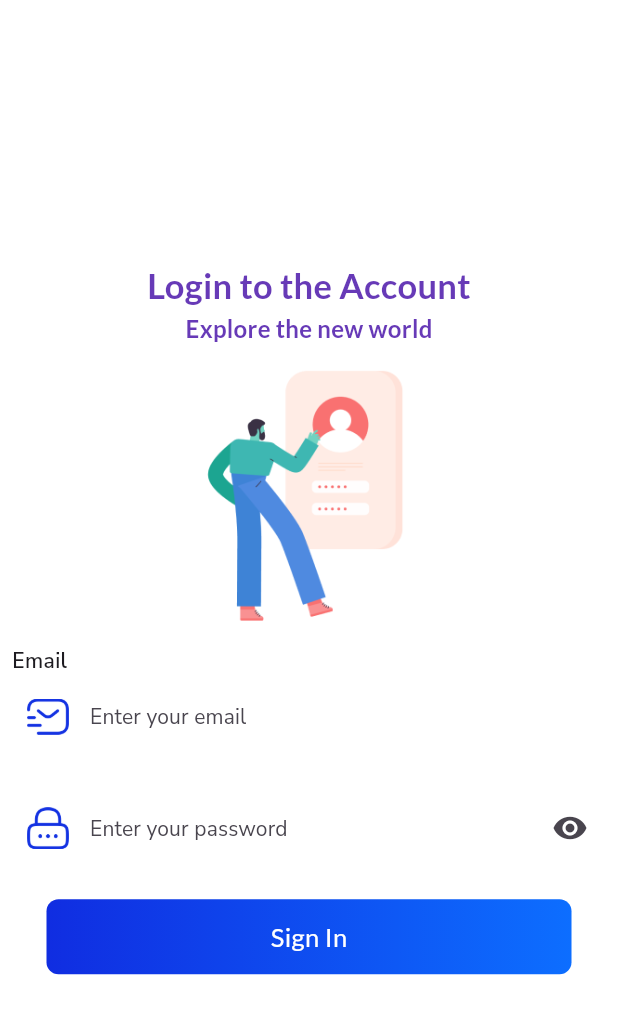
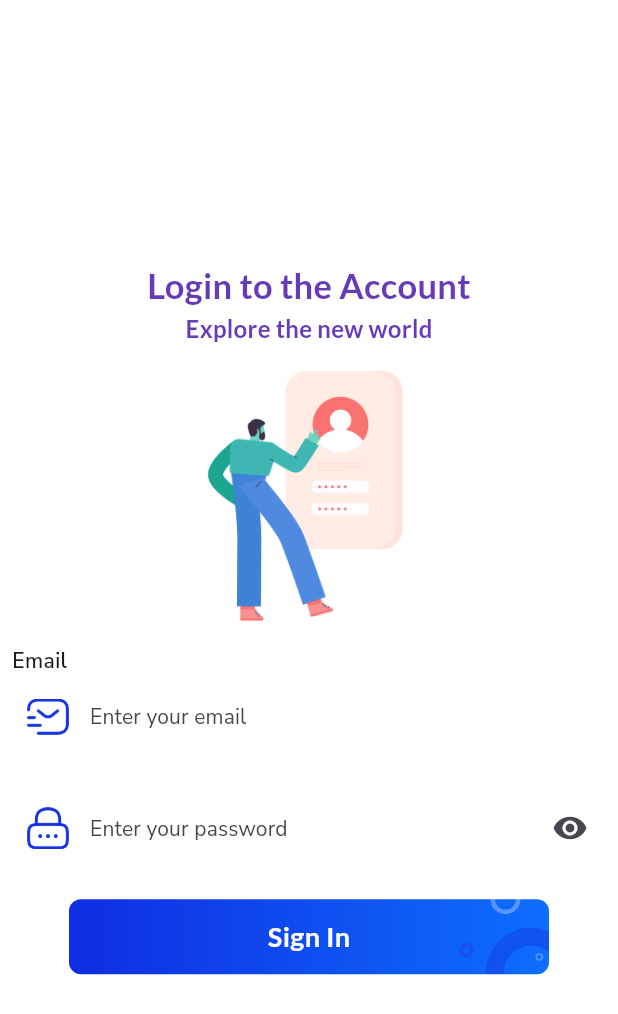
Before and after one commit to ankins0217/mac_store_app, a Flutter app: the screen it shows after launch, on a phone screen of 412 x 824 dp. Shown: the top 1014 px of the screen. Run offline on Flutter 3.47's test engine with Material 3 defaults, Android fonts, the phone set to English and light mode, and no system bars; our stand-ins replace google_fonts.

Commit message:
Commit till lecture 8 on 29-12-2025.

```diff
--- a/lib/views/screens/authentication_screens/login_screen.dart
+++ b/lib/views/screens/authentication_screens/login_screen.dart
@@ -104,7 +104,7 @@ class LoginScreen extends StatelessWidget {
               ),
               SizedBox(height: 20),
               Container(
-                width: 350,
+                width: 320,
                 height: 50,
                 decoration: BoxDecoration(
                   borderRadius: BorderRadius.circular(8),
@@ -112,15 +112,90 @@ class LoginScreen extends StatelessWidget {
                     colors: [Color(0xFF102DE1), Color(0xFF0D6EFF)],
                   ),
                 ),
-                child: Center(
-                  child: Text(
-                    "Sign In",
-                    style: GoogleFonts.getFont(
-                      'Lato',
-                      fontSize: 17,
-                      color: Colors.white,
+                child: Stack(
+                  children: [
+                    Positioned(
+                      left: 278,
+                      top: 19,
+                      child: Opacity(
+                        opacity: 0.5,
+                        child: Container(
+                          width: 60,
+                          height: 60,
+                          clipBehavior: Clip.antiAlias,
+                          decoration: BoxDecoration(
+                            border: Border.all(
+                              width: 12,
+                              color: Color(0xFF103DE5),
+                            ),
+                            borderRadius: BorderRadius.circular(30),
+                          ),
+                        ),
+                      ),
                     ),
-                  ),
+                    Positioned(
+                      left: 260,
+                      top: 29,
+                      child: Opacity(
+                        opacity: 0.5,
+                        child: Container(
+                          width: 10,
+                          height: 10,
+                          clipBehavior: Clip.antiAlias,
+                          decoration: BoxDecoration(
+                            border: Border.all(
+                              width: 3,
+                              color: Color(0xFF2141E5),
+                            ),
+                            borderRadius: BorderRadius.circular(5),
+                          ),
+                        ),
+                      ),
+                    ),
+                    Positioned(
+                      left: 311,
+                      top: 36,
+                      child: Opacity(
+                        opacity: 0.3,
+                        child: Container(
+                          width: 5,
+                          height: 5,
+                          clipBehavior: Clip.antiAlias,
+                          decoration: BoxDecoration(
+                            border: Border.all(color: Colors.white),
+                            borderRadius: BorderRadius.circular(3),
+                          ),
+                        ),
+                      ),
+                    ),
+                    Positioned(
+                      left: 281,
+                      top: -10,
+                      child: Opacity(
+                        opacity: 0.3,
+                        child: Container(
+                          width: 20,
+                          height: 20,
+                          clipBehavior: Clip.antiAlias,
+                          decoration: BoxDecoration(
+                            border: Border.all(color: Colors.white, width: 3),
+                            borderRadius: BorderRadius.circular(10),
+                          ),
+                        ),
+                      ),
+                    ),
+                    Center(
+                      child: Text(
+                        "Sign In",
+                        style: GoogleFonts.getFont(
+                          "Lato",
+                          color: Colors.white,
+                          fontSize: 18,
+                          fontWeight: FontWeight.bold,
+                        ),
+                      ),
+                    ),
+                  ],
                 ),
               ),
             ],
```
